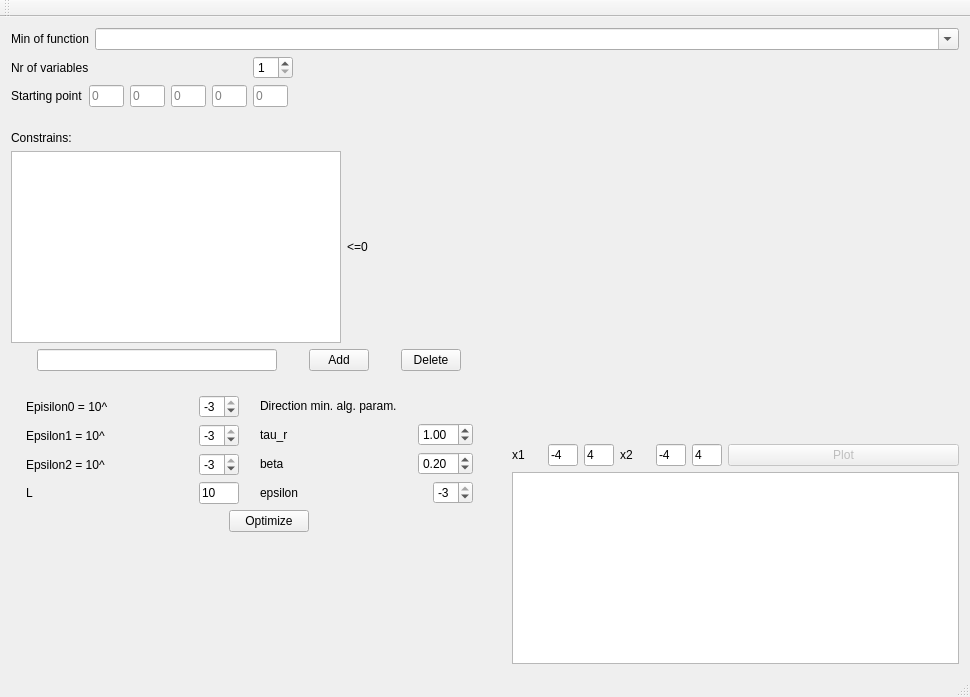
Qt form program/mainwindow.ui (GosiaWJ/TiMO) before a commit.
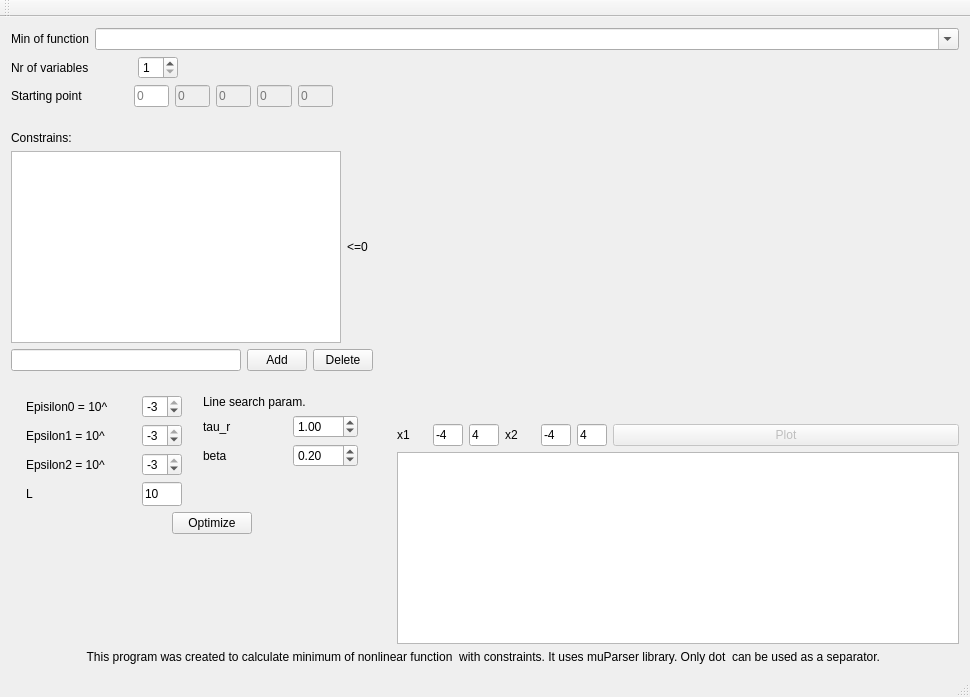
The same form after that commit. Custom widgets are drawn as their Qt base class.

The edit to the form file:
```diff
--- a/program/mainwindow.ui
+++ b/program/mainwindow.ui
@@ -14,7 +14,7 @@
    <string>MainWindow</string>
   </property>
   <widget class="QWidget" name="centralWidget">
-   <layout class="QVBoxLayout" name="verticalLayout_6">
+   <layout class="QVBoxLayout" name="verticalLayout_7">
     <item>
      <layout class="QHBoxLayout" name="horizontalLayout">
       <item>
@@ -46,9 +46,9 @@
      </layout>
     </item>
     <item>
-     <layout class="QHBoxLayout" name="horizontalLayout_17">
+     <layout class="QHBoxLayout" name="horizontalLayout_13">
       <item>
-       <layout class="QVBoxLayout" name="verticalLayout_5">
+       <layout class="QVBoxLayout" name="verticalLayout_6">
         <item>
          <layout class="QHBoxLayout" name="horizontalLayout_9">
           <item>
@@ -96,7 +96,7 @@
                  <enum>Qt::Horizontal</enum>
                 </property>
                 <property name="sizeType">
-                 <enum>QSizePolicy::Fixed</enum>
+                 <enum>QSizePolicy::Minimum</enum>
                 </property>
                 <property name="sizeHint" stdset="0">
                  <size>
@@ -147,6 +147,9 @@
               </item>
               <item>
                <widget class="QLineEdit" name="x_20">
+                <property name="enabled">
+                 <bool>false</bool>
+                </property>
                 <property name="sizePolicy">
                  <sizepolicy hsizetype="Preferred" vsizetype="Preferred">
                   <horstretch>0</horstretch>
@@ -167,7 +170,7 @@
               <item>
                <widget class="QLineEdit" name="x_30">
                 <property name="enabled">
-                 <bool>true</bool>
+                 <bool>false</bool>
                 </property>
                 <property name="sizePolicy">
                  <sizepolicy hsizetype="Preferred" vsizetype="Minimum">
@@ -189,7 +192,7 @@
               <item>
                <widget class="QLineEdit" name="x_40">
                 <property name="enabled">
-                 <bool>true</bool>
+                 <bool>false</bool>
                 </property>
                 <property name="sizePolicy">
                  <sizepolicy hsizetype="Preferred" vsizetype="Preferred">
@@ -211,7 +214,7 @@
               <item>
                <widget class="QLineEdit" name="x_50">
                 <property name="enabled">
-                 <bool>true</bool>
+                 <bool>false</bool>
                 </property>
                 <property name="sizePolicy">
                  <sizepolicy hsizetype="Preferred" vsizetype="Preferred">
@@ -230,22 +233,6 @@
                 </property>
                </widget>
               </item>
-              <item>
-               <spacer name="horizontalSpacer_8">
-                <property name="orientation">
-                 <enum>Qt::Horizontal</enum>
-                </property>
-                <property name="sizeType">
-                 <enum>QSizePolicy::Fixed</enum>
-                </property>
-                <property name="sizeHint" stdset="0">
-                 <size>
-                  <width>160</width>
-                  <height>20</height>
-                 </size>
-                </property>
-               </spacer>
-              </item>
              </layout>
             </item>
            </layout>
@@ -411,7 +398,7 @@
          </spacer>
         </item>
         <item>
-         <layout class="QHBoxLayout" name="horizontalLayout_13">
+         <layout class="QHBoxLayout" name="horizontalLayout_6">
           <item>
            <spacer name="horizontalSpacer_3">
             <property name="orientation">
@@ -537,7 +524,7 @@
                 <property name="maximumSize">
                  <size>
                   <width>40</width>
-                  <height>50</height>
+                  <height>25</height>
                  </size>
                 </property>
                 <property name="text">
@@ -569,16 +556,18 @@
            </spacer>
           </item>
           <item>
+           <layout class="QVBoxLayout" name="verticalLayout_5">
+            <item>
            <layout class="QVBoxLayout" name="verticalLayout_2">
             <item>
              <widget class="QLabel" name="min_kier_label">
               <property name="text">
-               <string>Direction min. alg. param.</string>
+                 <string>Line search param.</string>
               </property>
              </widget>
             </item>
             <item>
-             <layout class="QHBoxLayout" name="horizontalLayout_6">
+               <layout class="QHBoxLayout" name="horizontalLayout_11">
               <item>
                <widget class="QLabel" name="tau_label">
                 <property name="text">
@@ -590,7 +579,7 @@
                <widget class="QDoubleSpinBox" name="tau_spinbox">
                 <property name="maximumSize">
                  <size>
-                  <width>55</width>
+                    <width>65</width>
                   <height>16777215</height>
                  </size>
                 </property>
@@ -605,7 +594,7 @@
              </layout>
             </item>
             <item>
-             <layout class="QHBoxLayout" name="horizontalLayout_11">
+               <layout class="QHBoxLayout" name="horizontalLayout_10">
               <item>
                <widget class="QLabel" name="beta_label">
                 <property name="text">
@@ -617,7 +606,7 @@
                <widget class="QDoubleSpinBox" name="beta_spinbox">
                 <property name="maximumSize">
                  <size>
-                  <width>55</width>
+                    <width>65</width>
                   <height>16777215</height>
                  </size>
                 </property>
@@ -634,32 +623,23 @@
               </item>
              </layout>
             </item>
-            <item>
-             <layout class="QHBoxLayout" name="horizontalLayout_10">
-              <item>
-               <widget class="QLabel" name="epsilon2_label_2">
-                <property name="text">
-                 <string>epsilon</string>
-                </property>
-               </widget>
+             </layout>
               </item>
               <item>
-               <widget class="QSpinBox" name="epsilon_spinbox">
-                <property name="maximumSize">
+             <spacer name="verticalSpacer_5">
+              <property name="orientation">
+               <enum>Qt::Vertical</enum>
+              </property>
+              <property name="sizeType">
+               <enum>QSizePolicy::Expanding</enum>
+              </property>
+              <property name="sizeHint" stdset="0">
                  <size>
-                  <width>40</width>
-                  <height>16777215</height>
-                 </size>
-                </property>
-                <property name="minimum">
-                 <number>-12</number>
-                </property>
-                <property name="maximum">
-                 <number>-3</number>
-                </property>
-               </widget>
-              </item>
-             </layout>
+                <width>15</width>
+                <height>18</height>
+               </size>
+              </property>
+             </spacer>
             </item>
            </layout>
           </item>
@@ -917,6 +897,24 @@
       </item>
      </layout>
     </item>
+    <item>
+     <widget class="QLabel" name="label_2">
+      <property name="font">
+       <font>
+        <pointsize>9</pointsize>
+       </font>
+      </property>
+      <property name="text">
+       <string>This program was created to calculate minimum of nonlinear function  with constraints. It uses muParser library. Only dot  can be used as a separator. </string>
+      </property>
+      <property name="textFormat">
+       <enum>Qt::PlainText</enum>
+      </property>
+      <property name="alignment">
+       <set>Qt::AlignCenter</set>
+      </property>
+     </widget>
+    </item>
    </layout>
   </widget>
   <widget class="QMenuBar" name="menuBar">
```
Left out of the diff: 2 changed lines with no effect on the pictures. Lines whose indentation alone changed are shown as unchanged.
